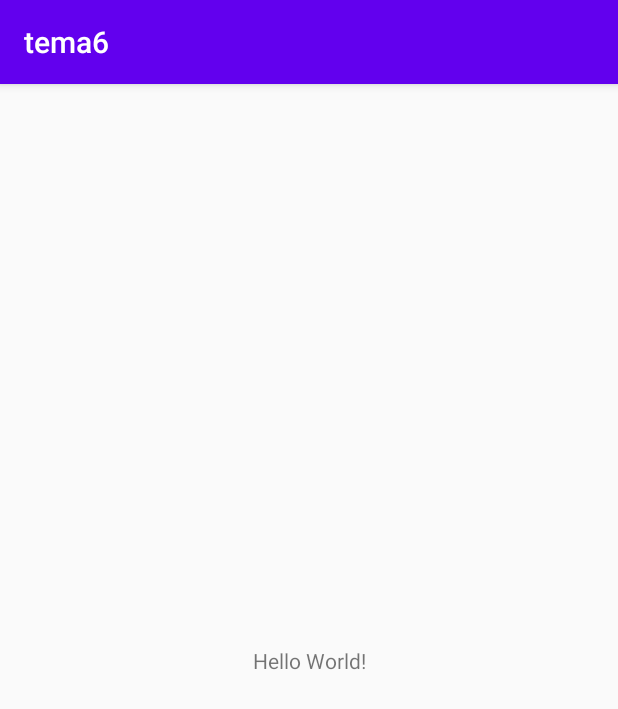
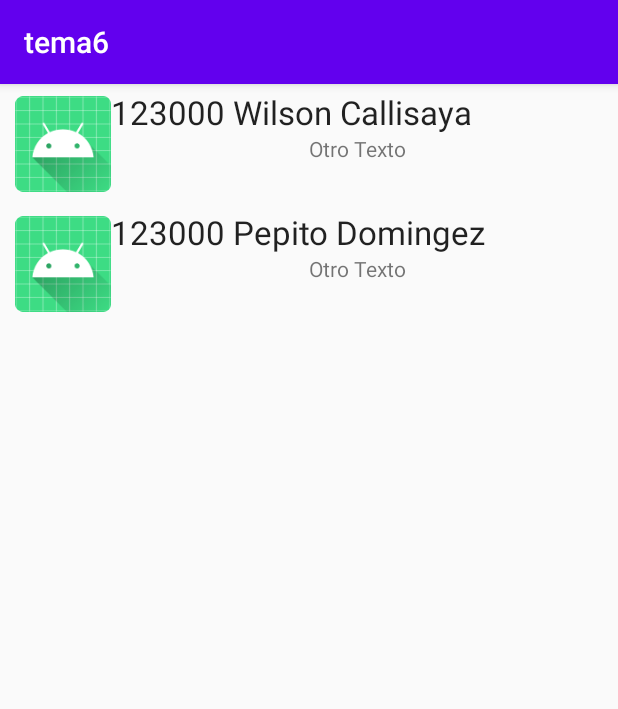
Before and after one commit to juanVilchez/ORMApi, an Android app: the screen it shows after launch (MainActivity), on a phone screen of 412 x 824 dp. Shown: the top 709 px of the screen. Run offline under Robolectric (Android 15) with nearby library versions, the phone set to English and light mode, and no system bars.

Commit message:
Se añade un RecyclerView para la visualización de datos estáticos. añadimos permisos y librerias en el grable

```diff
--- a/app/build.gradle
+++ b/app/build.gradle
@@ -3,6 +3,7 @@ apply plugin: 'com.android.application'
 android {
     compileSdkVersion 29
     buildToolsVersion "29.0.3"
+    useLibrary 'org.apache.http.legacy'
 
     defaultConfig {
         applicationId "com.example.tema6"
@@ -31,4 +32,5 @@ dependencies {
     testImplementation 'junit:junit:4.12'
     androidTestImplementation 'androidx.test.ext:junit:1.1.1'
     androidTestImplementation 'androidx.test.espresso:espresso-core:3.2.0'
+    implementation 'androidx.recyclerview:recyclerview:1.0.0'
 }
--- a/app/src/main/AndroidManifest.xml
+++ b/app/src/main/AndroidManifest.xml
@@ -10,6 +10,9 @@
         android:roundIcon="@mipmap/ic_launcher_round"
         android:supportsRtl="true"
         android:theme="@style/AppTheme">
+        <uses-library
+            android:name="org.apache.http.legacy"
+            android:required="false" />
         <activity android:name=".LoginActivity"></activity>
         <activity android:name=".MainActivity">
             <intent-filter>
--- a/app/src/main/java/com/example/tema6/MainActivity.java
+++ b/app/src/main/java/com/example/tema6/MainActivity.java
@@ -1,14 +1,34 @@
 package com.example.tema6;
 
 import androidx.appcompat.app.AppCompatActivity;
+import androidx.recyclerview.widget.LinearLayoutManager;
+import androidx.recyclerview.widget.RecyclerView;
 
 import android.os.Bundle;
 
+import java.util.Vector;
+
 public class MainActivity extends AppCompatActivity {
-
+    private RecyclerView recyclerView;
+    private RecyclerView.LayoutManager layoutManager;
+    private MiNuevoAdaptador adaptador;
+    private Vector<String> misdatos;
+    public Vector<String> valor;
+    private String res;
     @Override
     protected void onCreate(Bundle savedInstanceState) {
         super.onCreate(savedInstanceState);
         setContentView(R.layout.activity_main);
+        recyclerView = findViewById(R.id.recycler_view);
+        misdatos = new Vector<String>();
+        misdatos.add("123000 Wilson Callisaya");
+        misdatos.add("123000 Pepito Domingez");
+        adaptador = new MiNuevoAdaptador(this,
+                misdatos);
+/* adaptador = new MiNuevoAdaptador(this,
+ListaClientes(8));*/
+        recyclerView.setAdapter(adaptador);
+        layoutManager = new LinearLayoutManager(this);
+        recyclerView.setLayoutManager(layoutManager);
     }
 }
--- /dev/null
+++ b/app/src/main/java/com/example/tema6/MiNuevoAdaptador.java
@@ -0,0 +1,46 @@
+package com.example.tema6;
+
+import android.content.Context;
+import android.view.LayoutInflater;
+import android.view.View;
+import android.view.ViewGroup;
+import android.widget.ImageView;
+import android.widget.TextView;
+
+import androidx.recyclerview.widget.RecyclerView;
+
+import java.util.Vector;
+
+public class MiNuevoAdaptador extends
+        RecyclerView.Adapter<MiNuevoAdaptador.ViewHolder> {
+    private LayoutInflater inflador;
+    private Vector<String> lista;
+    public MiNuevoAdaptador(Context context, Vector<String> lista) {
+        this.lista = lista;
+        inflador = (LayoutInflater) context
+                .getSystemService(Context.LAYOUT_INFLATER_SERVICE);
+    }
+    @Override
+    public ViewHolder onCreateViewHolder(ViewGroup parent, int viewType) {
+        View v = inflador.inflate(R.layout.minuevoitem, parent, false);
+        return new ViewHolder(v);
+    }
+    @Override
+    public void onBindViewHolder(ViewHolder holder, int i) {
+        holder.titulo.setText(lista.get(i));
+    }
+    @Override
+    public int getItemCount() {
+        return lista.size();
+    }
+    public class ViewHolder extends RecyclerView.ViewHolder {
+        public TextView titulo, subtitutlo;
+        public ImageView icon;
+        ViewHolder(View itemView) {
+            super(itemView);
+            titulo = (TextView)itemView.findViewById(R.id.titulo);
+            subtitutlo = (TextView)itemView.findViewById(R.id.subtitulo);
+            icon = (ImageView)itemView.findViewById(R.id.icono);
+        }
+    }
+}
--- a/app/src/main/res/layout/activity_main.xml
+++ b/app/src/main/res/layout/activity_main.xml
@@ -1,18 +1,7 @@
-<?xml version="1.0" encoding="utf-8"?>
-<androidx.constraintlayout.widget.ConstraintLayout xmlns:android="http://schemas.android.com/apk/res/android"
-    xmlns:app="http://schemas.android.com/apk/res-auto"
-    xmlns:tools="http://schemas.android.com/tools"
+<androidx.recyclerview.widget.RecyclerView
+    xmlns:android="http://schemas.android.com/apk/res/android"
+    android:id="@+id/recycler_view"
     android:layout_width="match_parent"
     android:layout_height="match_parent"
-    tools:context=".MainActivity">
-
-    <TextView
-        android:layout_width="wrap_content"
-        android:layout_height="wrap_content"
-        android:text="Hello World!"
-        app:layout_constraintBottom_toBottomOf="parent"
-        app:layout_constraintLeft_toLeftOf="parent"
-        app:layout_constraintRight_toRightOf="parent"
-        app:layout_constraintTop_toTopOf="parent" />
-
-</androidx.constraintlayout.widget.ConstraintLayout>
+    android:layout_marginLeft="10dp"
+    android:layout_marginRight="10dp"/>
--- /dev/null
+++ b/app/src/main/res/layout/minuevoitem.xml
@@ -0,0 +1,36 @@
+<?xml version="1.0" encoding="utf-8"?>
+<LinearLayout
+    xmlns:android="http://schemas.android.com/apk/res/android"
+    android:layout_width="match_parent"
+    android:layout_height="wrap_content"
+    android:paddingTop="4dp"
+    android:paddingBottom="4dp"
+    android:orientation="horizontal">
+    <ImageView
+        android:id="@+id/icono"
+        android:layout_width="?android:attr/listPreferredItemHeight"
+        android:layout_height="wrap_content"
+        android:src="@mipmap/ic_launcher" />
+    <LinearLayout
+        android:layout_width="match_parent"
+        android:layout_height="wrap_content"
+        android:orientation="vertical">
+        <TextView android:id="@+id/titulo"
+            android:layout_width="match_parent"
+            android:layout_height="wrap_content"
+            android:textAppearance="?android:attr/textAppearanceLarge"
+            />
+        <TextView android:id="@+id/subtitulo"
+            android:layout_width="match_parent"
+            android:layout_height="wrap_content"
+            android:text="Otro Texto"
+            android:gravity="center"/>
+        <Button
+            android:id="@+id/mibotonitem"
+            android:layout_width="match_parent"
+            android:layout_height="wrap_content"
+            android:text="miboton"
+            android:visibility="gone"
+            />
+    </LinearLayout>
+</LinearLayout>
```
